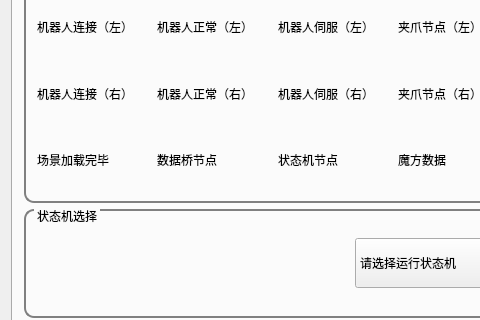
Before: the Qt Designer form mainwindow.ui in StoneRobot/grabrb_ui, drawn with Qt 5; both pictures show x 0 to 480 and y 110 to 430 of the 911 by 699 pixel window.
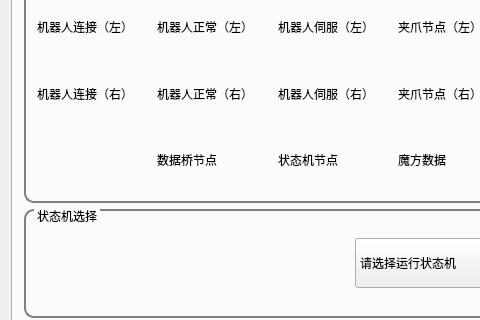
After: the same form once the commit is applied. Icons and pictures are not drawn.

```diff
--- a/mainwindow.ui
+++ b/mainwindow.ui
@@ -186,13 +186,6 @@
                        </property>
                       </widget>
                      </item>
-                     <item row="3" column="0">
-                      <widget class="QLabel" name="label_tabmain_senceFinish_2">
-                       <property name="text">
-                        <string>场景加载完毕</string>
-                       </property>
-                      </widget>
-                     </item>
                      <item row="1" column="3">
                       <widget class="QLabel" name="label_tabmain_gripper_node_right">
                        <property name="text">
```
